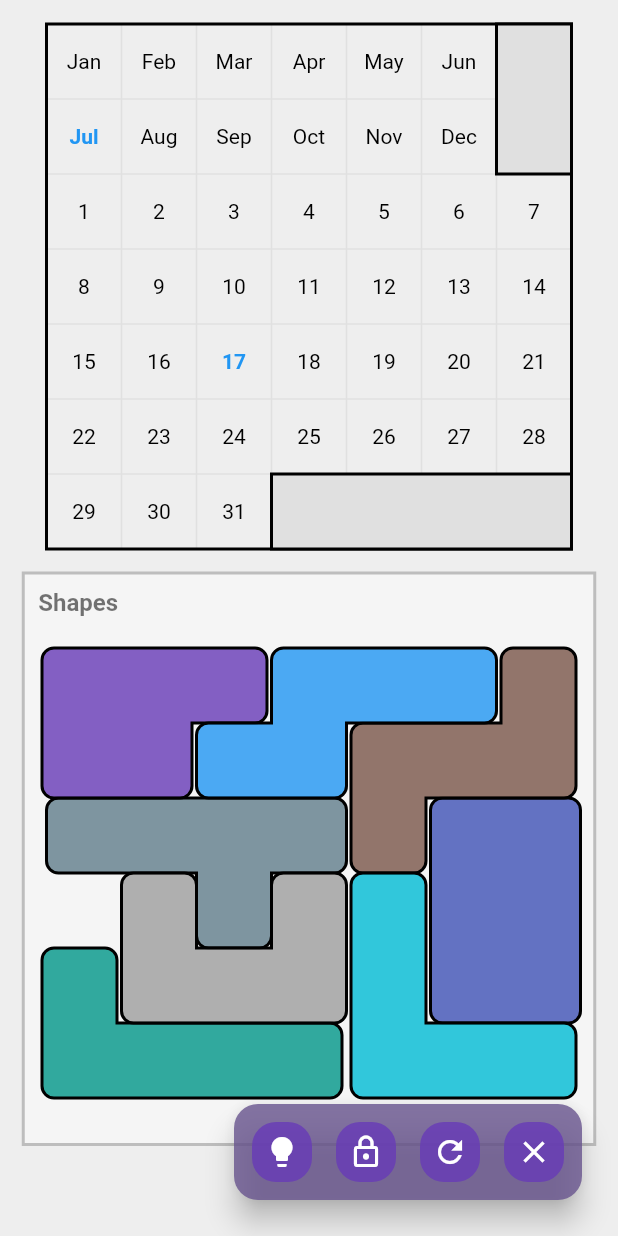
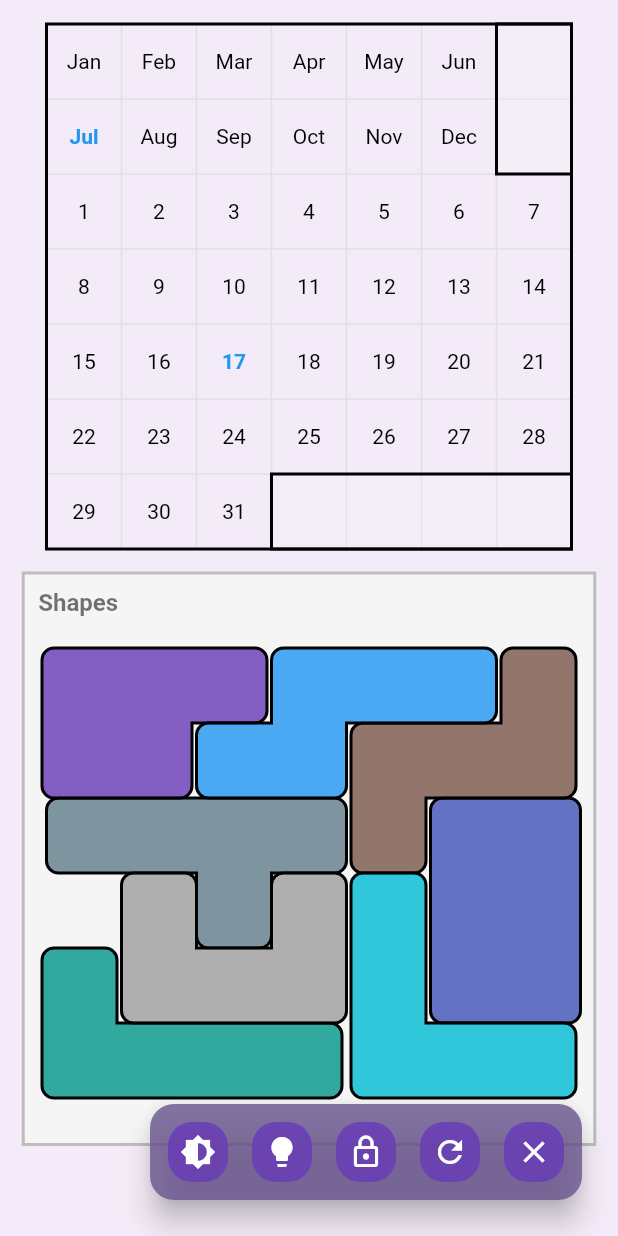
Before and after one commit to PeterOmbodi/caesar-s_calendar, a Flutter app: the screen it shows after launch, after a tap on the "menu" icon, on a phone screen of 412 x 824 dp. Run offline on Flutter 3.47's test engine with Material 3 defaults, Android fonts, the phone set to English and light mode, and no system bars; our stand-ins replace bloc, flutter_bloc, flutter_platform_widgets, freezed_annotation, get_it, injectable; generated files the repository leaves out were written again.

Commit message:
add theme switcher add colors for both themes use colors from AppColors (except pieces)

```diff
--- a/lib/domain/entities/puzzle_piece.dart
+++ b/lib/domain/entities/puzzle_piece.dart
@@ -1,5 +1,6 @@
 import 'package:caesar_puzzle/core/models/puzzle_piece_base.dart';
 import 'package:caesar_puzzle/core/utils/puzzle_piece_utils.dart';
+import 'package:caesar_puzzle/presentation/theme/colors.dart';
 import 'package:flutter/material.dart';
 
 enum PieceType {
@@ -35,7 +36,7 @@ Color colorForType(PieceType type) {
       return Colors.cyan.withValues(alpha: 0.8);
     case PieceType.zone1:
     case PieceType.zone2:
-      return Colors.grey.shade300;
+      return AppColors.current.boardBackground.withAlpha(50);
   }
 }
 
--- a/lib/l10n/intl_en.arb
+++ b/lib/l10n/intl_en.arb
@@ -9,5 +9,6 @@
   "solutionsNotFoundDialogMessage": "No solutions found for the given configuration",
   "ok": "Ok",
   "solutionsFoundDialogOk": "Show",
-  "solutionsFoundDialogCancel": "Cancel"
+  "solutionsFoundDialogCancel": "Cancel",
+  "switchTheme": "Switch theme"
 }
--- a/lib/l10n/intl_uk.arb
+++ b/lib/l10n/intl_uk.arb
@@ -9,5 +9,6 @@
   "solutionsNotFoundDialogMessage": "Не знайдено рішень для заданої конфігурації",
   "ok": "Ok",
   "solutionsFoundDialogOk": "Показати",
-  "solutionsFoundDialogCancel": "Скасувати"
+  "solutionsFoundDialogCancel": "Скасувати",
+  "switchTheme": "Переключити тему"
 }
--- a/lib/main.dart
+++ b/lib/main.dart
@@ -5,10 +5,17 @@ import 'package:flutter_localizations/flutter_localizations.dart';
 
 import 'injection.dart';
 import 'generated/l10n.dart';
+import 'package:caesar_puzzle/presentation/theme/colors.dart';
+import 'package:provider/provider.dart';
 
 Future<void> main() async {
   configureInjection();
-  runApp(const MyApp());
+  runApp(
+    ChangeNotifierProvider(
+      create: (_) => ThemeModeNotifier(),
+      child: const MyApp(),
+    ),
+  );
 }
 
 class MyApp extends StatelessWidget {
@@ -16,11 +23,17 @@ class MyApp extends StatelessWidget {
 
   @override
   Widget build(BuildContext context) {
+    final themeNotifier = context.watch<ThemeModeNotifier>();
     return MaterialApp(
       onGenerateTitle: (context) => S.of(context).appTitle,
       theme: AppTheme.light,
       darkTheme: AppTheme.dark,
-      themeMode: ThemeMode.system,
+      themeMode: themeNotifier.mode,
+      builder: (context, child) {
+        final brightness = Theme.of(context).brightness;
+        AppColors.update(brightness);
+        return child!;
+      },
       localizationsDelegates: [
         S.delegate,
         GlobalMaterialLocalizations.delegate,
--- a/lib/presentation/pages/puzzle/puzzle_screen.dart
+++ b/lib/presentation/pages/puzzle/puzzle_screen.dart
@@ -4,6 +4,7 @@ import 'package:flutter/material.dart';
 import 'package:flutter_bloc/flutter_bloc.dart';
 
 import '../../../generated/l10n.dart';
+import '../../theme/theme.dart';
 import 'bloc/puzzle_bloc.dart';
 
 class PuzzleScreen extends StatelessWidget {
@@ -26,6 +27,11 @@ class PuzzleScreen extends StatelessWidget {
                     final bloc = context.read<PuzzleBloc>();
                     return FloatingPanel(
                       children: [
+                        IconButton(
+                          icon: Icon(Icons.brightness_6),
+                          onPressed: () => context.read<ThemeModeNotifier>().toggle(),
+                          tooltip: S.current.switchTheme,
+                        ),
                         if (state.allowSolutionDisplay) ...[
                           IconButton(
                             icon: Icon(Icons.arrow_left),
@@ -70,10 +76,11 @@ class PuzzleScreen extends StatelessWidget {
                             onPressed: state.isRedoEnabled ? () => bloc.add(PuzzleEvent.redo()) : null,
                           ),
                         ],
-                        IconButton(
-                          icon: Icon(state.isUnlockedForbiddenCells ? Icons.lock_open_outlined : Icons.lock_outlined),
-                          onPressed: () => context.read<PuzzleBloc>().add(PuzzleEvent.changeForbiddenCellsMode()),
-                        ),
+                        if (!state.allowSolutionDisplay)
+                          IconButton(
+                            icon: Icon(state.isUnlockedForbiddenCells ? Icons.lock_open_outlined : Icons.lock_outlined),
+                            onPressed: () => context.read<PuzzleBloc>().add(PuzzleEvent.changeForbiddenCellsMode()),
+                          ),
                         IconButton(
                           icon: const Icon(Icons.refresh),
                           onPressed: () => context.read<PuzzleBloc>().add(PuzzleEvent.reset()),
--- a/lib/presentation/pages/puzzle/puzzle_view.dart
+++ b/lib/presentation/pages/puzzle/puzzle_view.dart
@@ -28,7 +28,7 @@ class PuzzleView extends StatelessWidget {
                   onPanEnd: (details) => bloc.add(PuzzleEvent.onPanEnd(details.localPosition)),
                   onDoubleTapDown: (details) => bloc.add(PuzzleEvent.onDoubleTapDown(details.localPosition)),
                   child: Container(
-                    color: Colors.grey[200],
+                    color: Theme.of(context).colorScheme.primary.withAlpha(18),
                     width: double.infinity,
                     height: double.infinity,
                     child: CustomPaint(
--- /dev/null
+++ b/lib/presentation/theme/colors.dart
@@ -0,0 +1,107 @@
+import 'package:flutter/material.dart';
+
+abstract class ThemeColors {
+  Color get pieceBorder;
+  Color get pieceBorderSelected;
+  Color get pieceFillSelectedOverlay;
+  Color get pieceCenterDot;
+  Color get gridLine;
+  Color get gridBorder;
+  Color get boardBackground;
+  Color get boardBorder;
+  Color get boardLabelText;
+  Color get previewOutline;
+  Color get previewOutlineCollision;
+  Color get previewFill;
+  Color get previewFillCollision;
+  Color get todayLabel;
+  Color get cellLabel;
+}
+
+class AppColors {
+  static const Light light = Light();
+  static const Dark dark = Dark();
+
+  static ThemeColors? _current;
+
+  static ThemeColors get current {
+    assert(_current != null, 'No instance of AppColors was loaded. Try to initialize AppColors before accessing AppColors.current.');
+    return _current!;
+  }
+
+  static void update(Brightness brightness) {
+    _current = brightness == Brightness.dark ? dark : light;
+  }
+
+  static void init() {
+    _current = light;
+  }
+}
+
+class Light implements ThemeColors {
+  const Light();
+  @override
+  Color get pieceBorder => Colors.black;
+  @override
+  Color get pieceBorderSelected => Colors.yellow;
+  @override
+  Color get pieceFillSelectedOverlay => Colors.transparent;
+  @override
+  Color get pieceCenterDot => Colors.red;
+  @override
+  Color get gridLine => Colors.grey.shade300;
+  @override
+  Color get gridBorder => Colors.black;
+  @override
+  Color get boardBackground => Colors.grey.shade100;
+  @override
+  Color get boardBorder => Colors.grey.shade400;
+  @override
+  Color get boardLabelText => Colors.black54;
+  @override
+  Color get previewOutline => Colors.green;
+  @override
+  Color get previewOutlineCollision => Colors.red;
+  @override
+  Color get previewFill => Colors.green;
+  @override
+  Color get previewFillCollision => Colors.red;
+  @override
+  Color get todayLabel => Colors.blue;
+  @override
+  Color get cellLabel => Colors.black;
+}
+
+class Dark implements ThemeColors {
+  const Dark();
+  @override
+  Color get pieceBorder => Colors.white;
+  @override
+  Color get pieceBorderSelected => Colors.yellow;
+  @override
+  Color get pieceFillSelectedOverlay => Colors.transparent;
+  @override
+  Color get pieceCenterDot => Colors.red;
+  @override
+  Color get gridLine => Colors.grey.shade700;
+  @override
+  Color get gridBorder => Colors.white;
+  @override
+  Color get boardBackground => Colors.grey.shade900;
+  @override
+  Color get boardBorder => Colors.grey.shade600;
+  @override
+  Color get boardLabelText => Colors.white70;
+  @override
+  Color get previewOutline => Colors.lightGreenAccent;
+  @override
+  Color get previewOutlineCollision => Colors.redAccent;
+  @override
+  Color get previewFill => Colors.lightGreenAccent;
+  @override
+  Color get previewFillCollision => Colors.redAccent;
+  @override
+  Color get todayLabel => Colors.lightBlueAccent;
+  @override
+  Color get cellLabel => Colors.white;
+}
--- a/lib/presentation/theme/theme.dart
+++ b/lib/presentation/theme/theme.dart
@@ -1,4 +1,18 @@
 import 'package:flutter/material.dart';
+
+class ThemeModeNotifier extends ChangeNotifier {
+  ThemeMode _mode = ThemeMode.light;
+  ThemeMode get mode => _mode;
+  set mode(ThemeMode value) {
+    if (_mode != value) {
+      _mode = value;
+      notifyListeners();
+    }
+  }
+  void toggle() {
+    mode = _mode == ThemeMode.light ? ThemeMode.dark : ThemeMode.light;
+  }
+}
 
 class AppTheme {
   static final ThemeData light = ThemeData(
--- a/lib/presentation/widgets/puzzle_board_painter.dart
+++ b/lib/presentation/widgets/puzzle_board_painter.dart
@@ -4,6 +4,7 @@ import 'package:caesar_puzzle/core/utils/puzzle_piece_extension.dart';
 import 'package:caesar_puzzle/domain/entities/puzzle_board.dart';
 import 'package:caesar_puzzle/domain/entities/puzzle_grid.dart';
 import 'package:caesar_puzzle/domain/entities/puzzle_piece.dart';
+import 'package:caesar_puzzle/presentation/theme/colors.dart';
 import 'package:flutter/material.dart';
 import 'package:intl/intl.dart' as intl;
 
@@ -50,14 +51,14 @@ class PuzzleBoardPainter extends CustomPainter {
       canvas.drawPath(transformedPath, paint);
 
       final borderPaint = Paint()
-        ..color = piece == selectedPiece ? Colors.yellow : Colors.black
+        ..color = piece == selectedPiece ? AppColors.current.pieceBorderSelected : AppColors.current.pieceBorder
         ..style = PaintingStyle.stroke
         ..strokeWidth = piece == selectedPiece ? 3.0 : 2.0;
       canvas.drawPath(transformedPath, borderPaint);
 
       if (piece == selectedPiece) {
         final centerPaint = Paint()
-          ..color = Colors.red
+          ..color = AppColors.current.pieceCenterDot
           ..style = PaintingStyle.fill;
 
         canvas.drawCircle(piece.position + piece.centerPoint, 5.0, centerPaint);
@@ -67,7 +68,7 @@ class PuzzleBoardPainter extends CustomPainter {
 
   void _drawGrid(Canvas canvas) {
     final paint = Paint()
-      ..color = Colors.grey[300]!
+      ..color = AppColors.current.gridLine
       ..style = PaintingStyle.stroke
       ..strokeWidth = 1.0;
 
@@ -93,7 +94,7 @@ class PuzzleBoardPainter extends CustomPainter {
 
     // game board borders
     final borderPaint = Paint()
-      ..color = Colors.black
+      ..color = AppColors.current.gridBorder
       ..style = PaintingStyle.stroke
       ..strokeWidth = 2.0;
 
@@ -134,22 +135,22 @@ class PuzzleBoardPainter extends CustomPainter {
   void _drawBoard(Canvas canvas) {
     // Draw board background
     final bgPaint = Paint()
-      ..color = Colors.grey[100]!
+      ..color = AppColors.current.boardBackground
       ..style = PaintingStyle.fill;
 
     canvas.drawRect(board.getBounds, bgPaint);
 
     // Draw board border
     final borderPaint = Paint()
-      ..color = Colors.grey[400]!
+      ..color = AppColors.current.boardBorder
       ..style = PaintingStyle.stroke
       ..strokeWidth = 2.0;
 
     canvas.drawRect(board.getBounds, borderPaint);
 
     // Draw board label
-    const textStyle = TextStyle(
-      color: Colors.black54,
+    final textStyle = TextStyle(
+      color: AppColors.current.boardLabelText,
       fontSize: 16,
       fontWeight: FontWeight.bold,
     );
@@ -180,8 +181,11 @@ class PuzzleBoardPainter extends CustomPainter {
     final previewPiece = selectedPiece!.copyWith(position: previewPosition!);
     final previewPath = previewPiece.getTransformedPath();
 
-    final Color outlineColor = previewCollision ? Colors.red : Colors.green;
-    final Color fillColor = previewCollision ? Colors.red.withValues(alpha: 0.2) : Colors.green.withValues(alpha: 0.2);
+    final Color outlineColor =
+        previewCollision ? AppColors.current.previewOutlineCollision : AppColors.current.previewOutline;
+    final Color fillColor = previewCollision
+        ? AppColors.current.previewFillCollision.withValues(alpha: 0.2)
+        : AppColors.current.previewFill.withValues(alpha: 0.2);
 
     final dashPaint = Paint()
       ..color = outlineColor
@@ -208,7 +212,7 @@ class PuzzleBoardPainter extends CustomPainter {
     final isTodayLabel = cellIndex < 12 && today.month == cellIndex + 1 || cellIndex - 11 == today.day;
 
     final textStyle = TextStyle(
-      color: isTodayLabel ? Colors.blue : Colors.black,
+      color: isTodayLabel ? AppColors.current.todayLabel : AppColors.current.cellLabel,
       fontSize: 14,
       fontWeight: isTodayLabel ? FontWeight.w700 : FontWeight.w400,
     );
```
